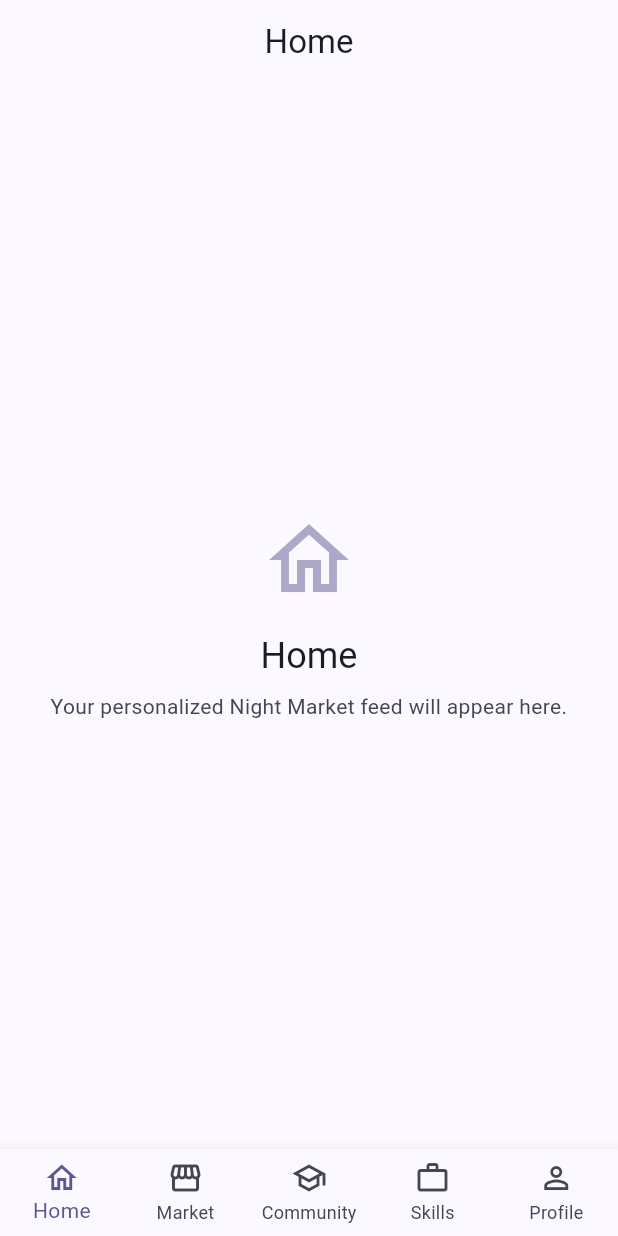
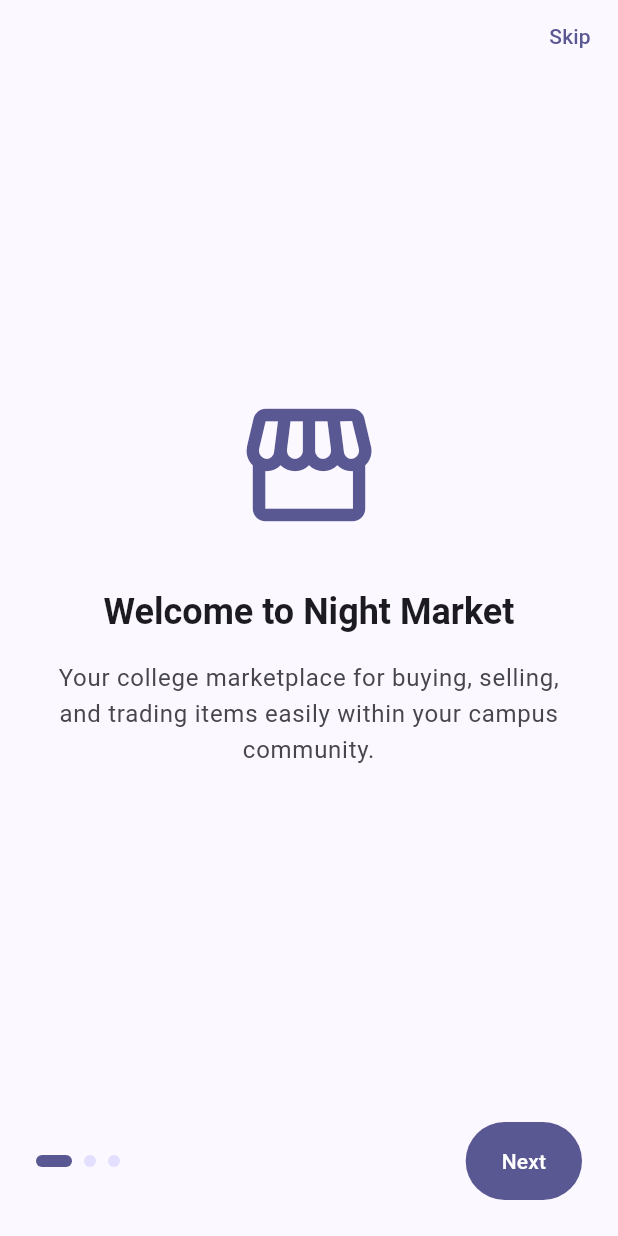
Before and after one commit to ShankhodeepChanda/NightMarket, a Flutter app: the screen it shows after launch, on a phone screen of 412 x 824 dp. Run offline on Flutter 3.47's test engine with Material 3 defaults, Android fonts, the phone set to English and light mode, and no system bars; our stand-ins replace shared_preferences.

Commit message:
Phase 2: App Shell (Splash & Onboarding flows)
- Created SplashPage with initialization timer
- Created OnboardingPage with 3 informational screens
- Added shared_preferences to bypass onboarding for returning users
- Updated NightMarketApp root handler to coordinate the flows
- Fixed and updated widget tests to handle new route entry point

Co-Authored-By: Claude Code <noreply@anthropic.com>

```diff
--- a/lib/app/app.dart
+++ b/lib/app/app.dart
@@ -6,6 +6,7 @@ import '../features/marketplace/pages/marketplace_page.dart';
 import '../features/profile/pages/profile_page.dart';
 import '../features/skills/pages/skills_page.dart';
 import 'theme/app_theme.dart';
+import '../features/splash/pages/splash_page.dart';
 
 /// The root widget of the Night Market application.
 ///
@@ -22,7 +23,7 @@ class NightMarketApp extends StatelessWidget {
       darkTheme: AppTheme.dark,
       themeMode: ThemeMode.system,
       debugShowCheckedModeBanner: false,
-      home: const MainScaffold(),
+      home: const SplashPage(),
     );
   }
 }
--- /dev/null
+++ b/lib/features/onboarding/pages/onboarding_page.dart
@@ -0,0 +1,170 @@
+import 'package:flutter/material.dart';
+import 'package:shared_preferences/shared_preferences.dart';
+import '../../../../app/app.dart';
+import '../../../../core/constants/app_spacing.dart';
+import '../../../../core/constants/app_radius.dart';
+
+class OnboardingPage extends StatefulWidget {
+  const OnboardingPage({super.key});
+
+  @override
+  State<OnboardingPage> createState() => _OnboardingPageState();
+}
+
+class _OnboardingPageState extends State<OnboardingPage> {
+  final PageController _pageController = PageController();
+  int _currentPageIndex = 0;
+
+  final List<({String title, String description, IconData icon})> _pages = [
+    (
+      title: 'Welcome to Night Market',
+      description: 'Your college marketplace for buying, selling, and trading items easily within your campus community.',
+      icon: Icons.storefront_outlined,
+    ),
+    (
+      title: 'College Community',
+      description: 'Connect with other students, join clubs, and stay updated with campus events in real-time.',
+      icon: Icons.school_outlined,
+    ),
+    (
+      title: 'Skills Marketplace',
+      description: 'Offer your skills or find talented peers for tutoring, design, coding, and more.',
+      icon: Icons.work_outline,
+    ),
+  ];
+
+  Future<void> _completeOnboarding() async {
+    final prefs = await SharedPreferences.getInstance();
+    await prefs.setBool('has_seen_onboarding', true);
+
+    if (!mounted) return;
+
+    Navigator.of(context).pushReplacement(
+      MaterialPageRoute(builder: (_) => const MainScaffold()),
+    );
+  }
+
+  @override
+  void dispose() {
+    _pageController.dispose();
+    super.dispose();
+  }
+
+  @override
+  Widget build(BuildContext context) {
+    final theme = Theme.of(context);
+    final colorScheme = theme.colorScheme;
+    final isLastPage = _currentPageIndex == _pages.length - 1;
+
+    return Scaffold(
+      body: SafeArea(
+        child: Column(
+          children: [
+            // Skip button
+            Align(
+              alignment: Alignment.topRight,
+              child: TextButton(
+                onPressed: _completeOnboarding,
+                child: const Text('Skip'),
+              ),
+            ),
+
+            // PageView
+            Expanded(
+              child: PageView.builder(
+                controller: _pageController,
+                itemCount: _pages.length,
+                onPageChanged: (index) {
+                  setState(() {
+                    _currentPageIndex = index;
+                  });
+                },
+                itemBuilder: (context, index) {
+                  final page = _pages[index];
+                  return Padding(
+                    padding: const EdgeInsets.symmetric(horizontal: AppSpacing.xl),
+                    child: Column(
+                      mainAxisAlignment: MainAxisAlignment.center,
+                      children: [
+                        Icon(
+                          page.icon,
+                          size: 100,
+                          color: colorScheme.primary,
+                        ),
+                        const SizedBox(height: AppSpacing.xl),
+                        Text(
+                          page.title,
+                          style: theme.textTheme.headlineSmall?.copyWith(
+                            fontWeight: FontWeight.bold,
+                          ),
+                          textAlign: TextAlign.center,
+                        ),
+                        const SizedBox(height: AppSpacing.md),
+                        Text(
+                          page.description,
+                          style: theme.textTheme.bodyLarge?.copyWith(
+                            color: colorScheme.onSurfaceVariant,
+                          ),
+                          textAlign: TextAlign.center,
+                        ),
+                      ],
+                    ),
+                  );
+                },
+              ),
+            ),
+
+            // Bottom controls
+            Padding(
+              padding: const EdgeInsets.all(AppSpacing.lg),
+              child: Row(
+                mainAxisAlignment: MainAxisAlignment.spaceBetween,
+                children: [
+                  // Page indicators
+                  Row(
+                    children: List.generate(
+                      _pages.length,
+                      (index) => AnimatedContainer(
+                        duration: const Duration(milliseconds: 300),
+                        margin: const EdgeInsets.only(right: AppSpacing.sm),
+                        height: 8,
+                        width: _currentPageIndex == index ? 24 : 8,
+                        decoration: BoxDecoration(
+                          color: _currentPageIndex == index
+                              ? colorScheme.primary
+                              : colorScheme.primaryContainer,
+                          borderRadius: BorderRadius.circular(AppRadius.circular),
+                        ),
+                      ),
+                    ),
+                  ),
+
+                  // Next / Get Started button
+                  FilledButton(
+                    onPressed: () {
+                      if (isLastPage) {
+                        _completeOnboarding();
+                      } else {
+                        _pageController.nextPage(
+                          duration: const Duration(milliseconds: 300),
+                          curve: Curves.easeInOut,
+                        );
+                      }
+                    },
+                    style: FilledButton.styleFrom(
+                      padding: const EdgeInsets.symmetric(
+                        horizontal: AppSpacing.lg,
+                        vertical: AppSpacing.md,
+                      ),
+                    ),
+                    child: Text(isLastPage ? 'Get Started' : 'Next'),
+                  ),
+                ],
+              ),
+            ),
+          ],
+        ),
+      ),
+    );
+  }
+}
--- a/pubspec.yaml
+++ b/pubspec.yaml
@@ -34,6 +34,7 @@ dependencies:
   # The following adds the Cupertino Icons font to your application.
   # Use with the CupertinoIcons class for iOS style icons.
   cupertino_icons: ^1.0.8
+  shared_preferences: ^2.5.5
 
 dev_dependencies:
   flutter_test:
```
Also changed, not shown: lib/features/splash/pages/splash_page.dart (added, +75 -0 lines), pubspec.lock, 2 other files.
